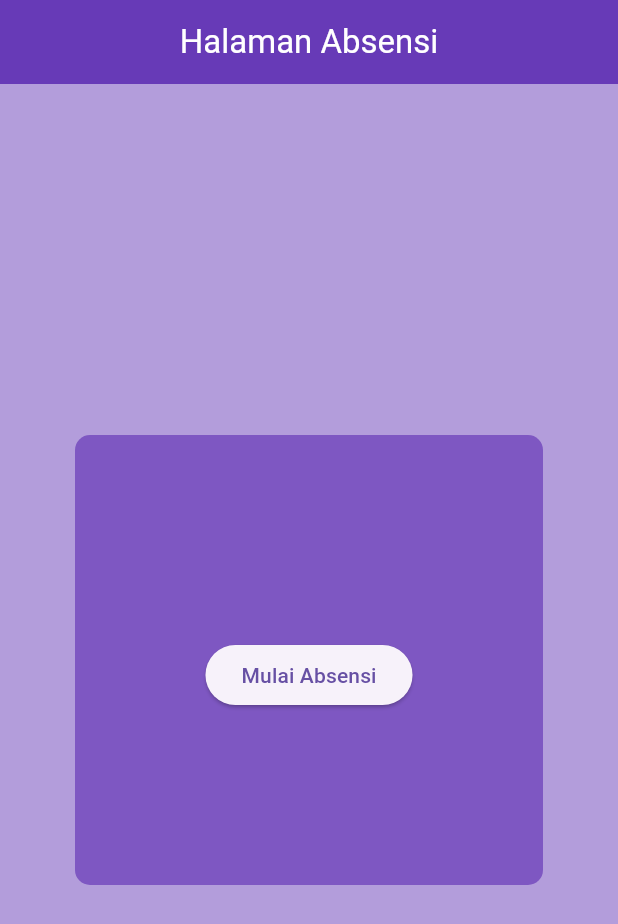
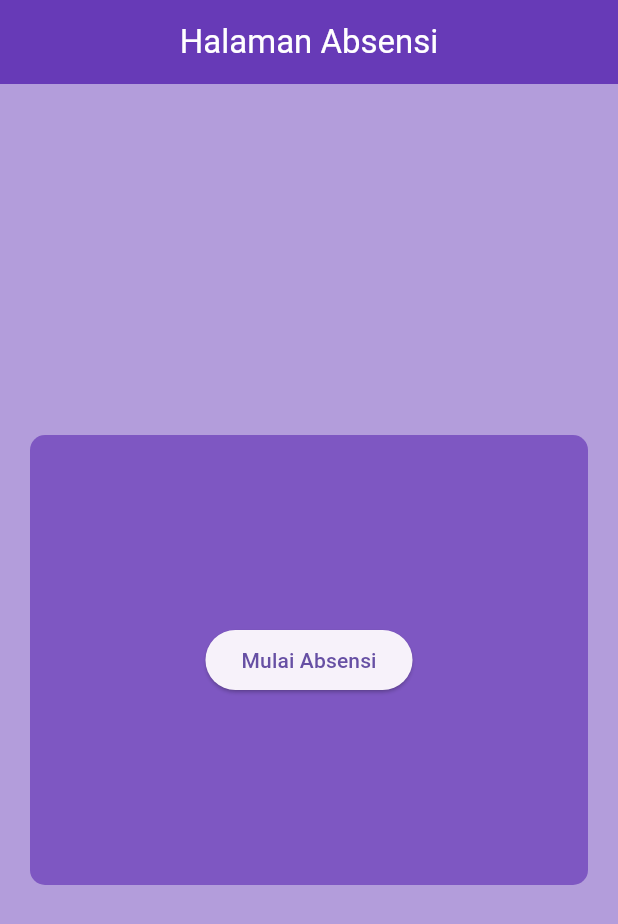
Before and after one commit to rykondengis4/absensi_face_recognition, a Flutter app: the screen it shows after launch, on a phone screen of 412 x 824 dp. Shown: the top 924 px of the screen. Run offline on Flutter 3.47's test engine with Material 3 defaults, Android fonts, the phone set to English and light mode, and no system bars; our stand-ins replace flutter_spinkit.

Commit message:
memperbaiki tampilan depan proses absensi

```diff
--- a/absensi_mahasiswa/lib/prosesAbsen.dart
+++ b/absensi_mahasiswa/lib/prosesAbsen.dart
@@ -15,12 +15,6 @@ class AbsensiPage extends StatefulWidget {
 
 class _AbsensiPageState extends State<AbsensiPage> {
   bool _isLoading = false;
-  Future<void>? _initData;
-
-  @override
-  void initState() {
-    super.initState();
-  }
 
   Future<void> _startAbsensi() async {
     setState(() {
@@ -37,12 +31,12 @@ class _AbsensiPageState extends State<AbsensiPage> {
         );
       } else {
         ScaffoldMessenger.of(context).showSnackBar(
-          SnackBar(content: Text("Gagal memulai absensi")),
+          SnackBar(content: Text("Gagal memulai absensi. Coba lagi nanti.")),
         );
       }
     } catch (e) {
       ScaffoldMessenger.of(context).showSnackBar(
-        SnackBar(content: Text("Error: $e")),
+        SnackBar(content: Text("Terjadi kesalahan: $e")),
       );
     } finally {
       setState(() {
@@ -66,59 +60,39 @@ class _AbsensiPageState extends State<AbsensiPage> {
           ),
         ),
       ),
-      body: FutureBuilder(
-          future: _initData,
-          builder: (context, snapshot) {
-            if (snapshot.connectionState == ConnectionState.waiting) {
-              return Center(
+      body: Center(
+        child: Padding(
+          padding: const EdgeInsets.all(20),
+          child: Container(
+            height: 300,
+            decoration: BoxDecoration(
+              color: Colors.deepPurple[400],
+              borderRadius: BorderRadius.circular(10),
+            ),
+            child: _isLoading
+                ? Center(
                     child: SpinKitSpinningLines(
                       color: Colors.white,
                       size: 50,
                     ),
-              );
-            } else if (snapshot.hasError) {
-              return Center(
-                child: Text("Failed to load data"),
-              );
-            } else {
-              return _buildMainContent();
-            }
-          }),
+                  )
+                : _buildMainContent(),
+          ),
+        ),
+      ),
     );
   }
 
   Widget _buildMainContent() {
     return Center(
-      child: Padding(
-        padding: const EdgeInsets.all(50),
-        child: Container(
-          height: 300,
-          decoration: BoxDecoration(
-              color: Colors.deepPurple[400],
-              borderRadius: BorderRadius.circular(10)),
-          child: Align(
-            alignment: Alignment.center,
       child: Column(
         mainAxisAlignment: MainAxisAlignment.center,
         children: [
-                SizedBox(height: 20),
           ElevatedButton(
-                  onPressed: _isLoading
-                      ? null
-                      : () async {
-                          await _startAbsensi();
-                        },
-                  child: _isLoading
-                      ? SpinKitSpinningLines(
-                          color: Colors.white,
-                          size: 50,
-                        )
-                      : Text('Mulai Absensi'),
+            onPressed: _isLoading ? null : _startAbsensi,
+            child: Text('Mulai Absensi'),
           ),
         ],
-            ),
-          ),
-        ),
       ),
     );
   }
--- a/absensi_mahasiswa/pubspec.yaml
+++ b/absensi_mahasiswa/pubspec.yaml
@@ -34,7 +34,6 @@ dependencies:
   flutter_spinkit: ^5.2.0
   http: ^1.2.0
   quickalert: ^1.0.2
-  dropdown_search: ^5.0.6
   web_socket_channel: ^3.0.0
 
   # The following adds the Cupertino Icons font to your application.
```
Also changed, not shown: absensi_mahasiswa/pubspec.lock, 1 other file. Lines whose indentation alone changed are shown as unchanged.
